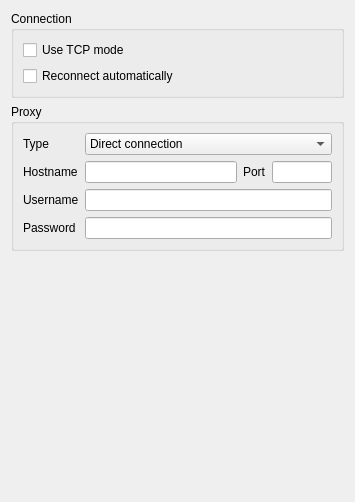
mumble-voip/mumble, file src/mumble/NetworkConfig.ui: the form before one commit.
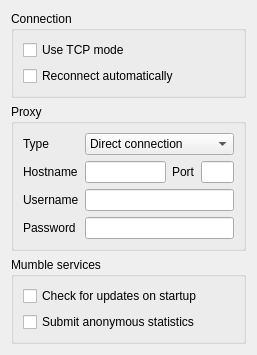
The form after the commit.

Commit message: Anonymous statistics.

Diff of the .ui file:
```diff
--- a/src/mumble/NetworkConfig.ui
+++ b/src/mumble/NetworkConfig.ui
@@ -5,14 +5,14 @@
    <rect>
     <x>0</x>
     <y>0</y>
-    <width>355</width>
-    <height>502</height>
+    <width>257</width>
+    <height>328</height>
    </rect>
   </property>
   <property name="windowTitle" >
    <string>Form</string>
   </property>
-  <layout class="QVBoxLayout" >
+  <layout class="QVBoxLayout" name="verticalLayout_2" >
    <item>
     <widget class="QGroupBox" name="qgbConnection" >
      <property name="sizePolicy" >
@@ -235,6 +235,35 @@
      </layout>
     </widget>
    </item>
+   <item>
+    <widget class="QGroupBox" name="groupBox_3" >
+     <property name="title" >
+      <string>Mumble services</string>
+     </property>
+     <layout class="QVBoxLayout" name="verticalLayout" >
+      <item>
+       <widget class="QCheckBox" name="qcbAutoUpdate" >
+        <property name="text" >
+         <string>Check for updates on startup</string>
+        </property>
+       </widget>
+      </item>
+      <item>
+       <widget class="QCheckBox" name="qcbUsage" >
+        <property name="toolTip" >
+         <string>Submit anonymous statistics to the Mumble project</string>
+        </property>
+        <property name="whatsThis" >
+         <string>&lt;b>Submit anonymous statistics.&lt;/b>&lt;br />Mumble has a small development team, and as such needs to focus it's development where it's needed most. By submitting a bit of statistics you help the project determine where to focus development.</string>
+        </property>
+        <property name="text" >
+         <string>Submit anonymous statistics</string>
+        </property>
+       </widget>
+      </item>
+     </layout>
+    </widget>
+   </item>
    <item>
     <spacer>
      <property name="orientation" >
```
Left out of the diff: 2 changed lines with no effect on the pictures. The commit also changes 7 other files.
